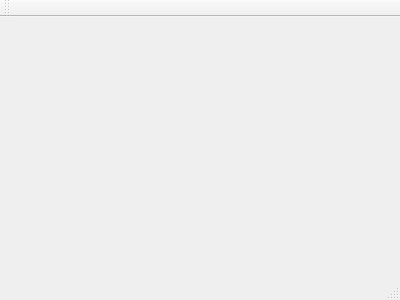
Old version of the form memorymanager.ui in the repository bhberson/QtMemoryManager.
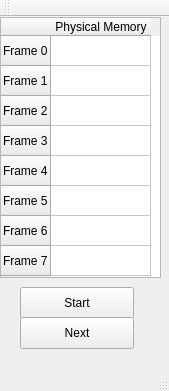
New version of the form.

Commit message: Have Main UI

```diff
--- a/memorymanager.ui
+++ b/memorymanager.ui
@@ -1,24 +1,121 @@
 <ui version="4.0">
  <class>MemoryManager</class>
- <widget class="QMainWindow" name="MemoryManager" >
-  <property name="geometry" >
+ <widget class="QMainWindow" name="MemoryManager">
+  <property name="geometry">
    <rect>
     <x>0</x>
     <y>0</y>
-    <width>400</width>
-    <height>300</height>
+    <width>169</width>
+    <height>391</height>
    </rect>
   </property>
   <property name="windowTitle" >
    <string>MemoryManager</string>
   </property>
-  <widget class="QMenuBar" name="menuBar" />
-  <widget class="QToolBar" name="mainToolBar" />
-  <widget class="QWidget" name="centralWidget" />
-  <widget class="QStatusBar" name="statusBar" />
+  <widget class="QWidget" name="centralWidget">
+   <widget class="QPushButton" name="pushButton">
+    <property name="geometry">
+     <rect>
+      <x>20</x>
+      <y>270</y>
+      <width>114</width>
+      <height>32</height>
+     </rect>
+    </property>
+    <property name="text">
+     <string>Start</string>
+    </property>
+   </widget>
+   <widget class="QPushButton" name="pushButton_2">
+    <property name="geometry">
+     <rect>
+      <x>20</x>
+      <y>300</y>
+      <width>114</width>
+      <height>32</height>
+     </rect>
+    </property>
+    <property name="text">
+     <string>Next</string>
+    </property>
+   </widget>
+   <widget class="QTableWidget" name="tableWidget">
+    <property name="geometry">
+     <rect>
+      <x>0</x>
+      <y>0</y>
+      <width>161</width>
+      <height>261</height>
+     </rect>
+    </property>
+    <row>
+     <property name="text">
+      <string>Frame 0</string>
+     </property>
+    </row>
+    <row>
+     <property name="text">
+      <string>Frame 1</string>
+     </property>
+    </row>
+    <row>
+     <property name="text">
+      <string>Frame 2</string>
+     </property>
+    </row>
+    <row>
+     <property name="text">
+      <string>Frame 3</string>
+     </property>
+    </row>
+    <row>
+     <property name="text">
+      <string>Frame 4</string>
+     </property>
+    </row>
+    <row>
+     <property name="text">
+      <string>Frame 5</string>
+     </property>
+    </row>
+    <row>
+     <property name="text">
+      <string>Frame 6</string>
+     </property>
+    </row>
+    <row>
+     <property name="text">
+      <string>Frame 7</string>
+     </property>
+    </row>
+    <column>
+     <property name="text">
+      <string>Physical Memory</string>
+     </property>
+    </column>
+   </widget>
+  </widget>
+  <widget class="QMenuBar" name="menuBar">
+   <property name="geometry">
+    <rect>
+     <x>0</x>
+     <y>0</y>
+     <width>169</width>
+     <height>22</height>
+    </rect>
+   </property>
+  </widget>
+  <widget class="QToolBar" name="mainToolBar">
+   <attribute name="toolBarArea">
+    <enum>TopToolBarArea</enum>
+   </attribute>
+   <attribute name="toolBarBreak">
+    <bool>false</bool>
+   </attribute>
+  </widget>
+  <widget class="QStatusBar" name="statusBar"/>
  </widget>
- <layoutDefault spacing="6" margin="11" />
- <pixmapfunction></pixmapfunction>
+ <layoutdefault spacing="6" margin="11"/>
  <resources/>
  <connections/>
 </ui>
```
Left out of the diff: 3 changed lines with no effect on the pictures. The commit also changes 1 other file.
